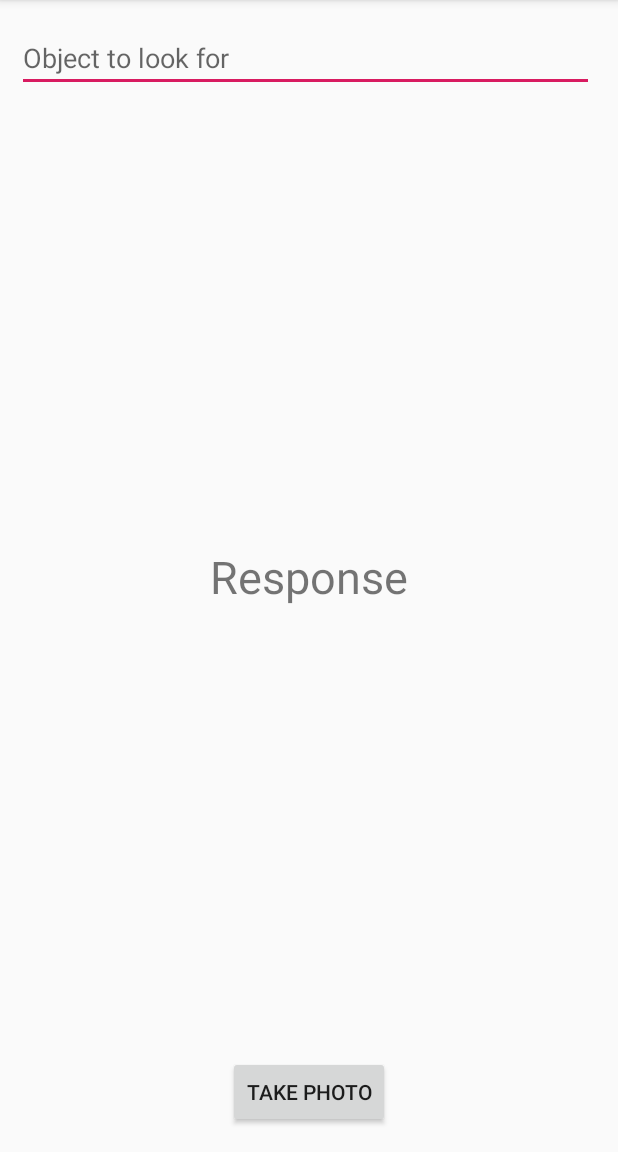
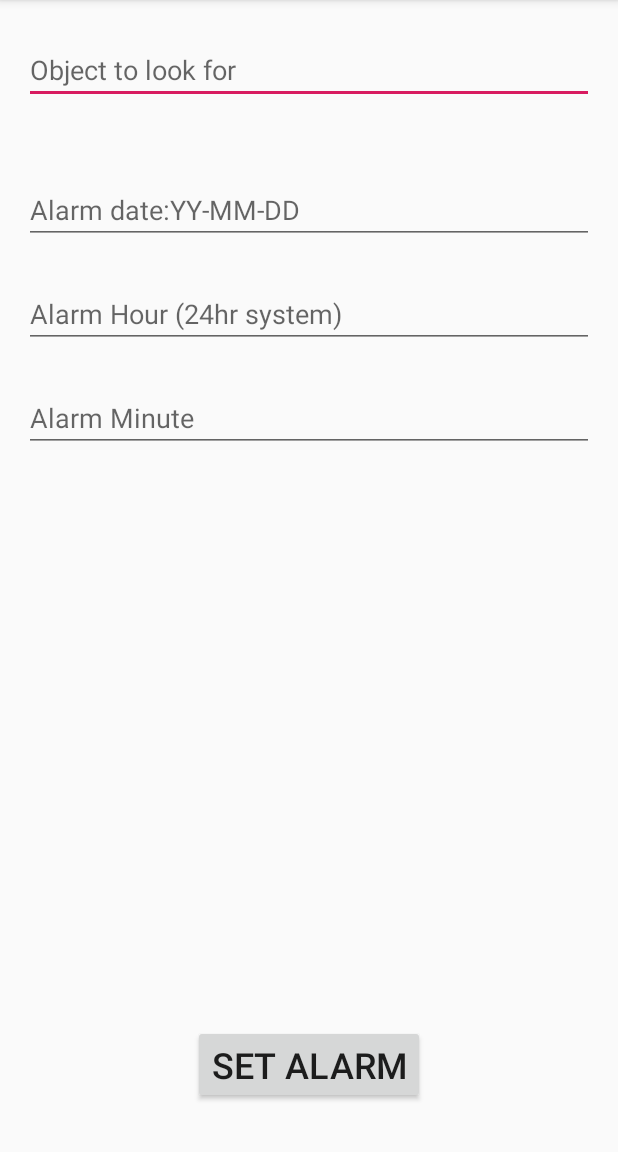
Before and after one commit to RedRussianBear/ClarifaiAlarm, an Android app: the screen it shows after launch (MainActivity), on a phone screen of 412 x 824 dp, the part 84-1236 px from its top. Run offline under Robolectric (Android 15) with nearby library versions, the phone set to English and light mode, and no system bars.

Commit message:
First complete version of the code with alarm clock capabilities

```diff
--- a/app/build.gradle
+++ b/app/build.gradle
@@ -22,8 +22,10 @@ dependencies {
     implementation fileTree(dir: 'libs', include: ['*.jar'])
     implementation 'com.android.support:appcompat-v7:28.0.0'
     implementation 'com.android.support.constraint:constraint-layout:1.1.3'
+    implementation 'com.android.support:design:28.0.0'
     testImplementation 'junit:junit:4.12'
     androidTestImplementation 'com.android.support.test:runner:1.0.2'
     androidTestImplementation 'com.android.support.test.espresso:espresso-core:3.0.2'
-    compile 'com.clarifai.clarifai-api2:core:2.3.0'
+
+    api 'com.clarifai.clarifai-api2:core:2.3.0'
 }
--- a/app/src/main/java/com/mkhrenov/clarifaialarm/ClarifaiChecker.java
+++ /dev/null
@@ -1,38 +0,0 @@
-package com.mkhrenov.clarifaialarm;
-
-
-import clarifai2.api.ClarifaiBuilder;
-import clarifai2.api.ClarifaiClient;
-import clarifai2.dto.input.ClarifaiInput;
-import clarifai2.dto.model.output.ClarifaiOutput;
-import clarifai2.dto.prediction.Concept;
-
-import java.io.File;
-import java.util.List;
-
-class ClarifaiChecker {
-    private ClarifaiClient client;
-
-    ClarifaiChecker() {
-        client = new ClarifaiBuilder("eb1ba82793454a1fba4be27bcbcf49c2").buildSync();
-    }
-
-
-    boolean imageContains(File image, String query) {
-        final List<ClarifaiOutput<Concept>> predictionResults =
-                client.getDefaultModels().generalModel().predict()
-                        .withInputs(ClarifaiInput.forImage(image))
-                        .executeSync()
-                        .get();
-
-        for (ClarifaiOutput<Concept> result : predictionResults) {
-            for (Concept datum : result.data()) {
-                if(datum.name().equals(query.toLowerCase()))
-                    return true;
-            }
-        }
-
-        return false;
-    }
-
-}
--- a/app/src/main/res/layout/activity_main.xml
+++ b/app/src/main/res/layout/activity_main.xml
@@ -10,15 +10,16 @@
         android:id="@+id/object"
         android:layout_width="0dp"
         android:layout_height="wrap_content"
-        android:layout_marginStart="11dp"
-        android:layout_marginLeft="11dp"
-        android:layout_marginTop="16dp"
+        android:layout_marginStart="16dp"
+        android:layout_marginLeft="16dp"
+        android:layout_marginTop="24dp"
         android:layout_marginEnd="16dp"
         android:layout_marginRight="16dp"
         android:ems="10"
         android:hint="@string/object_hint"
         android:inputType="text"
         app:layout_constraintEnd_toEndOf="parent"
+        app:layout_constraintHorizontal_bias="1.0"
         app:layout_constraintStart_toStartOf="parent"
         app:layout_constraintTop_toTopOf="parent" />
 
@@ -26,22 +27,61 @@
         android:id="@+id/button"
         android:layout_width="wrap_content"
         android:layout_height="wrap_content"
-        android:layout_marginBottom="16dp"
-        android:onClick="dispatchTakePictureIntent"
-        android:text="@string/button_text"
+        android:layout_marginBottom="32dp"
+        android:onClick="setAlarm"
+        android:text="@string/button_text_main"
+        android:textSize="24sp"
         app:layout_constraintBottom_toBottomOf="parent"
         app:layout_constraintEnd_toEndOf="parent"
         app:layout_constraintStart_toStartOf="parent" />
 
-    <TextView
-        android:id="@+id/response"
-        android:layout_width="wrap_content"
+    <EditText
+        android:id="@+id/date"
+        android:layout_width="0dp"
         android:layout_height="wrap_content"
-        android:text="Response"
-        android:textSize="30sp"
-        app:layout_constraintBottom_toBottomOf="parent"
+        android:layout_marginStart="16dp"
+        android:layout_marginLeft="16dp"
+        android:layout_marginTop="48dp"
+        android:layout_marginEnd="16dp"
+        android:layout_marginRight="16dp"
+        android:ems="10"
+        android:hint="@string/date_hint"
+        android:inputType="date"
+        app:layout_constraintEnd_toEndOf="parent"
+        app:layout_constraintHorizontal_bias="0.478"
+        app:layout_constraintStart_toStartOf="parent"
+        app:layout_constraintTop_toBottomOf="@+id/object" />
+
+    <EditText
+        android:id="@+id/hour"
+        android:layout_width="0dp"
+        android:layout_height="wrap_content"
+        android:layout_marginStart="16dp"
+        android:layout_marginLeft="16dp"
+        android:layout_marginTop="24dp"
+        android:layout_marginEnd="16dp"
+        android:layout_marginRight="16dp"
+        android:ems="10"
+        android:hint="@string/hour_hint"
+        android:inputType="number"
         app:layout_constraintEnd_toEndOf="parent"
         app:layout_constraintStart_toStartOf="parent"
-        app:layout_constraintTop_toTopOf="parent" />
+        app:layout_constraintTop_toBottomOf="@+id/date" />
+
+    <EditText
+        android:id="@+id/minute"
+        android:layout_width="0dp"
+        android:layout_height="wrap_content"
+        android:layout_marginStart="16dp"
+        android:layout_marginLeft="16dp"
+        android:layout_marginTop="24dp"
+        android:layout_marginEnd="16dp"
+        android:layout_marginRight="16dp"
+        android:ems="10"
+        android:hint="@string/minute_hint"
+        android:inputType="number"
+        app:layout_constraintEnd_toEndOf="parent"
+        app:layout_constraintStart_toStartOf="parent"
+        app:layout_constraintTop_toBottomOf="@+id/hour" />
 
 </android.support.constraint.ConstraintLayout>
--- /dev/null
+++ b/app/src/main/res/values/dimens.xml
@@ -0,0 +1,3 @@
+<resources>
+    <dimen name="fab_margin">16dp</dimen>
+</resources>
--- a/app/src/main/res/values/strings.xml
+++ b/app/src/main/res/values/strings.xml
@@ -1,5 +1,11 @@
 <resources>
     <string name="app_name">Clarifai Alarm</string>
-    <string name="button_text">Take Photo</string>
+    <string name="button_text_alarm">Take Photo</string>
     <string name="object_hint">Object to look for</string>
+    <string name="date_hint">Alarm date:YY-MM-DD</string>
+    <string name="hour_hint">Alarm Hour (24hr system)</string>
+    <string name="title_activity_alarm">AlarmActivity</string>
+    <string name="button_text_main">Set Alarm</string>
+    <string name="minute_hint">Alarm Minute</string>
+    <string name="info_text_default">Loading...</string>
 </resources>
--- a/app/src/main/res/values/styles.xml
+++ b/app/src/main/res/values/styles.xml
@@ -8,4 +8,13 @@
         <item name="colorAccent">@color/colorAccent</item>
     </style>
 
+    <style name="AppTheme.NoActionBar">
+        <item name="windowActionBar">false</item>
+        <item name="windowNoTitle">true</item>
+    </style>
+
+    <style name="AppTheme.AppBarOverlay" parent="ThemeOverlay.AppCompat.Dark.ActionBar" />
+
+    <style name="AppTheme.PopupOverlay" parent="ThemeOverlay.AppCompat.Light" />
+
 </resources>
```
Also changed, not shown: app/src/main/AndroidManifest.xml (+8 -3 lines), app/src/main/java/com/mkhrenov/clarifaialarm/AlarmActivity.java (added, +147 -0 lines), app/src/main/java/com/mkhrenov/clarifaialarm/MainActivity.java (+18 -79 lines), app/src/main/res/layout/activity_alarm.xml (added, +33 -0 lines).
